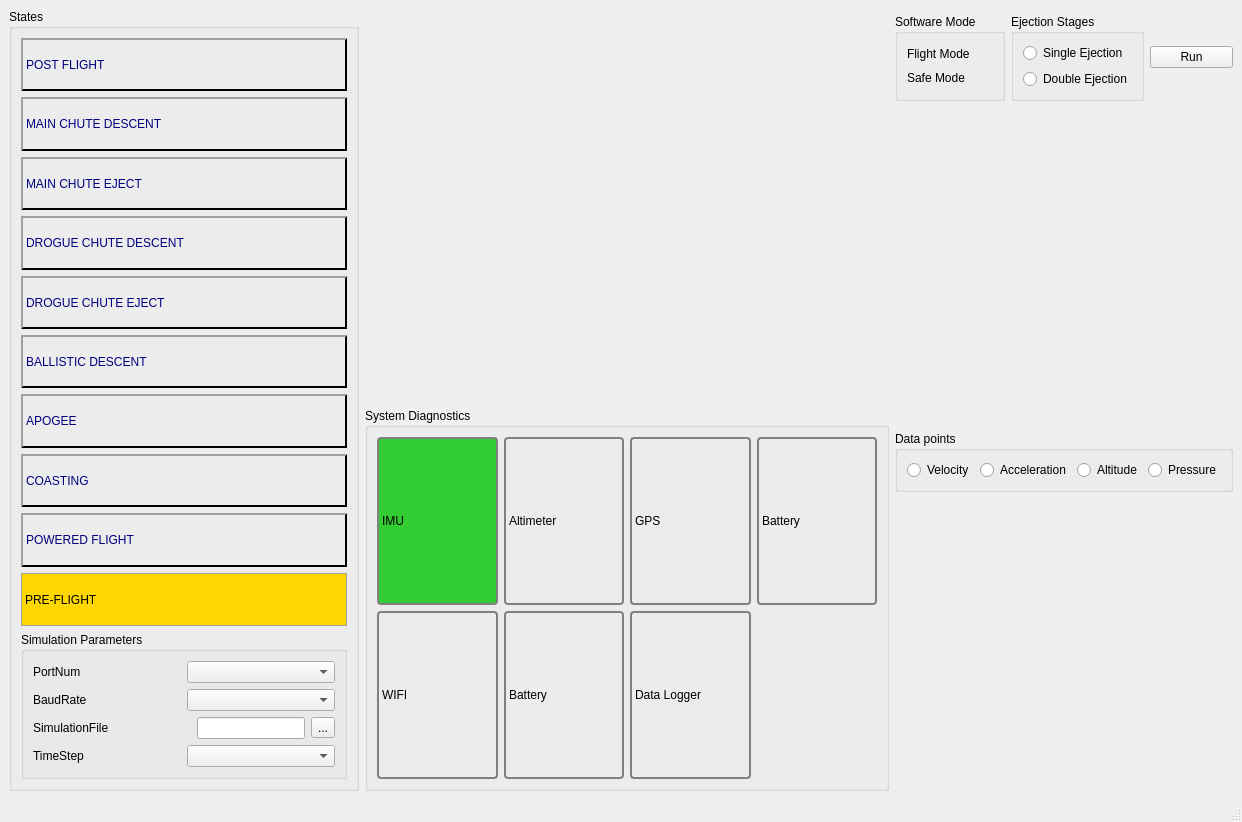
Qt form app/NaFCSE/mainwindow.ui (bytecod3/Nakuja-Flight-Computer-Simulation-Engine) before a commit.
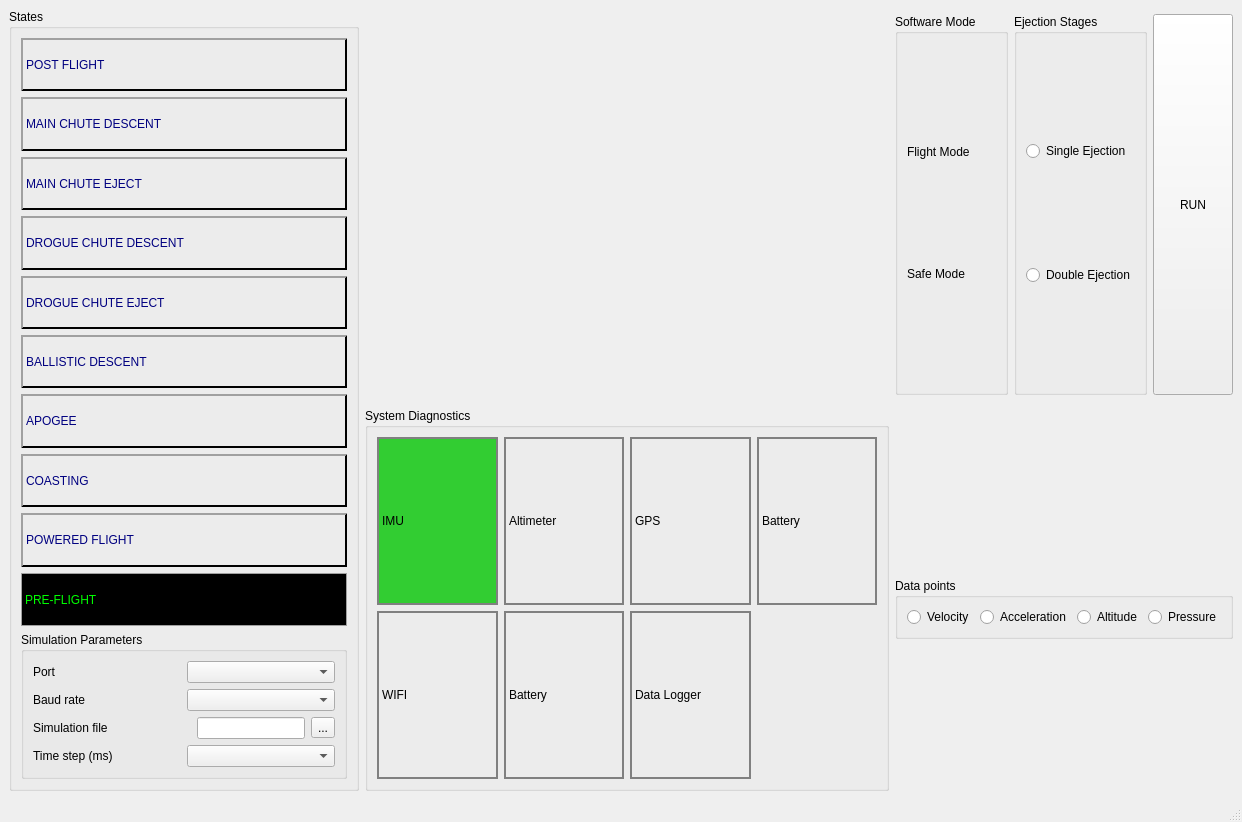
The same form after that commit. Icons and pictures are not drawn.

Commit message: Adds qtimer to scan the ports

What changed in the file:
```diff
--- a/app/NaFCSE/mainwindow.ui
+++ b/app/NaFCSE/mainwindow.ui
@@ -183,8 +183,8 @@
         <widget class="QLabel" name="label_14">
          <property name="styleSheet">
           <string notr="true">border: 1px solid #a0a0a0;
-color: #000000;
-background: #FFD700;
+color: #00FF00;
+background: black;
 font: 700 9pt &quot;Segoe UI&quot;;</string>
          </property>
          <property name="text">
@@ -203,7 +203,7 @@
             <item>
              <widget class="QLabel" name="label_12">
               <property name="text">
-               <string>TimeStep</string>
+               <string>Time step (ms)</string>
               </property>
              </widget>
             </item>
@@ -222,7 +222,7 @@
               <item>
                <widget class="QLabel" name="label_10">
                 <property name="text">
-                 <string>PortNum</string>
+                 <string>Port </string>
                 </property>
                </widget>
               </item>
@@ -236,7 +236,7 @@
               <item>
                <widget class="QLabel" name="label_11">
                 <property name="text">
-                 <string>BaudRate</string>
+                 <string>Baud rate</string>
                 </property>
                </widget>
               </item>
@@ -252,7 +252,7 @@
             <item>
              <widget class="QLabel" name="label_9">
               <property name="text">
-               <string>SimulationFile </string>
+               <string>Simulation file </string>
               </property>
              </widget>
             </item>
@@ -315,7 +315,6 @@
             <widget class="QLabel" name="label_19">
              <property name="styleSheet">
               <string notr="true">border: 2px solid grey;
-border-radius: 4px;
 color: black;
 font: 700 9pt &quot;Segoe UI&quot;;</string>
              </property>
@@ -331,7 +330,6 @@
             <widget class="QLabel" name="label_17">
              <property name="styleSheet">
               <string notr="true">border: 2px solid grey;
-border-radius: 4px;
 color: black;
 font: 700 9pt &quot;Segoe UI&quot;;
 background: #32CD32;</string>
@@ -348,7 +346,6 @@
             <widget class="QLabel" name="label_18">
              <property name="styleSheet">
               <string notr="true">border: 2px solid grey;
-border-radius: 4px;
 color: black;
 font: 700 9pt &quot;Segoe UI&quot;;</string>
              </property>
@@ -364,7 +361,6 @@
             <widget class="QLabel" name="label_22">
              <property name="styleSheet">
               <string notr="true">border: 2px solid grey;
-border-radius: 4px;
 color: black;
 font: 700 9pt &quot;Segoe UI&quot;;
 </string>
@@ -381,7 +377,6 @@
             <widget class="QLabel" name="label_20">
              <property name="styleSheet">
               <string notr="true">border: 2px solid grey;
-border-radius: 4px;
 color: black;
 font: 700 9pt &quot;Segoe UI&quot;;
 </string>
@@ -398,7 +393,6 @@
             <widget class="QLabel" name="label_21">
              <property name="styleSheet">
               <string notr="true">border: 2px solid grey;
-border-radius: 4px;
 color: black;
 font: 700 9pt &quot;Segoe UI&quot;;</string>
              </property>
@@ -414,7 +408,6 @@
             <widget class="QLabel" name="label_23">
              <property name="styleSheet">
               <string notr="true">border: 2px solid grey;
-border-radius: 4px;
 color: black;
 font: 700 9pt &quot;Segoe UI&quot;;</string>
              </property>
@@ -512,8 +505,17 @@
         </item>
         <item>
          <widget class="QPushButton" name="btnRun">
+          <property name="sizePolicy">
+           <sizepolicy hsizetype="Fixed" vsizetype="Preferred">
+            <horstretch>0</horstretch>
+            <verstretch>0</verstretch>
+           </sizepolicy>
+          </property>
+          <property name="styleSheet">
+           <string notr="true"/>
+          </property>
           <property name="text">
-           <string>Run</string>
+           <string>RUN</string>
           </property>
          </widget>
         </item>
```
Left out of the diff: 6 changed lines with no effect on the pictures. The commit also changes 4 other files.
